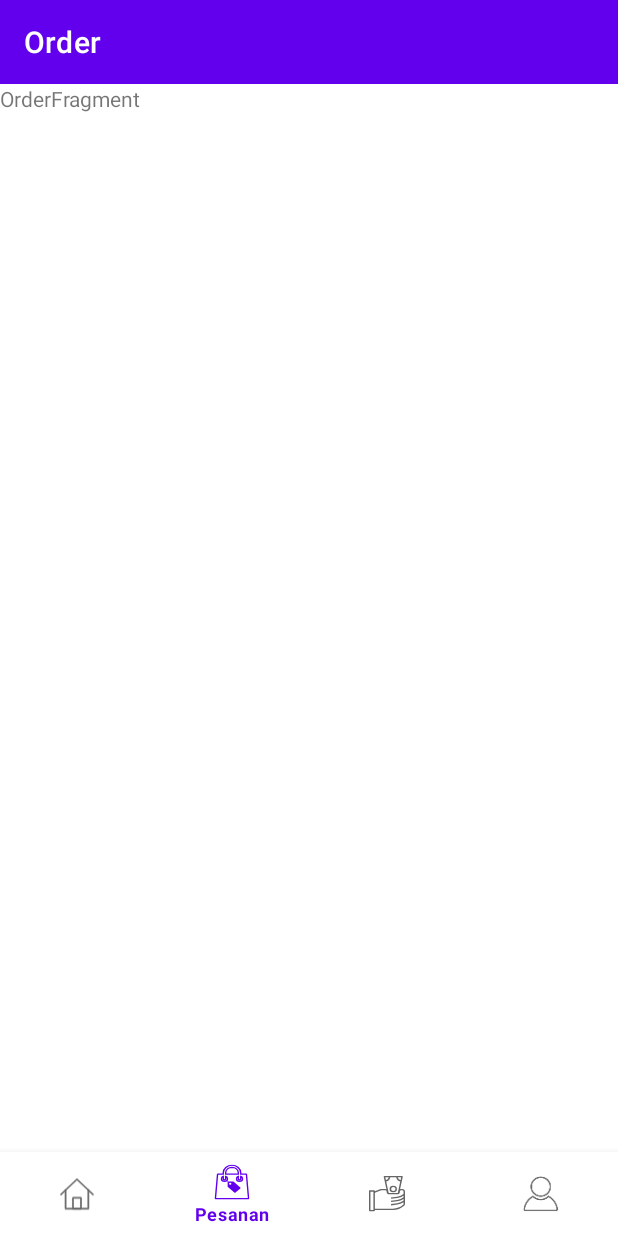
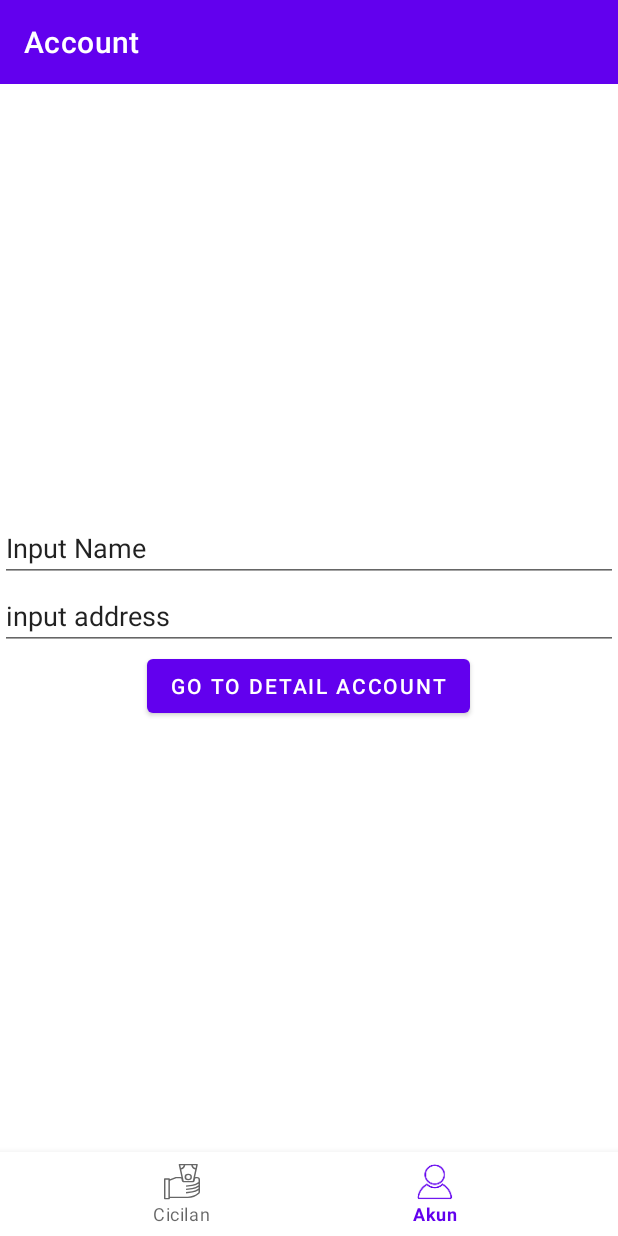
Before and after one commit to gideonseven/navigation, an Android app: the screen it shows after launch (MainActivity), item 2 of the bottom bar chosen, on a phone screen of 412 x 824 dp. Run offline under Robolectric (Android 15) with nearby library versions, the phone set to English and light mode, and no system bars; our stand-ins replace navigation-ui.

Commit message:
update navigation

```diff
--- a/app/src/main/AndroidManifest.xml
+++ b/app/src/main/AndroidManifest.xml
@@ -10,6 +10,8 @@
         android:supportsRtl="true"
         android:theme="@style/AppTheme">
         <activity android:name="com.don.navigation.MainActivity">
+            <nav-graph android:value="@navigation/home"/>
+
             <intent-filter>
                 <action android:name="android.intent.action.MAIN" />
 
--- a/app/src/main/java/com/don/navigation/MainActivity.kt
+++ b/app/src/main/java/com/don/navigation/MainActivity.kt
@@ -6,47 +6,52 @@ import android.os.Bundle
 import android.util.Log
 import android.widget.Toast
 import androidx.appcompat.app.AppCompatActivity
-import androidx.appcompat.widget.Toolbar
-import androidx.lifecycle.LiveData
-import androidx.lifecycle.Observer
 import androidx.navigation.NavController
 import androidx.navigation.fragment.NavHostFragment
-import androidx.navigation.fragment.findNavController
 import androidx.navigation.ui.AppBarConfiguration
 import androidx.navigation.ui.setupActionBarWithNavController
 import androidx.navigation.ui.setupWithNavController
-import com.google.android.material.bottomnavigation.BottomNavigationView
 import kotlinx.android.synthetic.main.activity_main.*
 
 class MainActivity : AppCompatActivity() {
 
+    //declare variable for appBarConfiguration
     private lateinit var appBarConfiguration: AppBarConfiguration
 
     override fun onCreate(savedInstanceState: Bundle?) {
         super.onCreate(savedInstanceState)
         setContentView(R.layout.activity_main)
 
+        //setup support action bar because we use theme without action bar
         setSupportActionBar(toolbar)
 
+        // declare host variable for FragmentContainer
         val host: NavHostFragment = supportFragmentManager
             .findFragmentById(R.id.my_nav_host_fragment) as NavHostFragment? ?: return
 
 
+        // create variable for navController
         val navController = host.navController
 
+        // declare set of object id for app bar configuration
+        // if we not set this, app will launch but without specific title bar which we already
+        // describe on ``navigation`` folder `attribute LABEL`
         appBarConfiguration = AppBarConfiguration(
-            setOf(R.id.homeScreen, R.id.orderScreen, R.id.loanScreen, R.id.accountScreen)
+            setOf(R.id.loanScreen, R.id.accountScreen)
         )
 
+        //setting up action bar with nav controller and app bar configuration
         setupActionBar(navController, appBarConfiguration)
 
+        //set BottomNavigationBar with nav controller
         setupBottomNavigationBar(navController)
 
+        // set destination changes on click listener based on id to string
         navController.addOnDestinationChangedListener { _, destination, _ ->
             val dest: String = try {
                 resources.getResourceName(destination.id)
             } catch (e: Resources.NotFoundException) {
-                Integer.toString(destination.id)
+                destination.id.toString()
             }
 
             Toast.makeText(
--- a/app/src/main/java/com/don/navigation/account/AccountFragment.kt
+++ b/app/src/main/java/com/don/navigation/account/AccountFragment.kt
@@ -21,14 +21,14 @@ class AccountFragment : Fragment() {
     ): View? {
         // Inflate the layout for this fragment
         return inflater.inflate(R.layout.fragment_account, container, false)
-
     }
 
     override fun onViewCreated(view: View, savedInstanceState: Bundle?) {
         super.onViewCreated(view, savedInstanceState)
 
         btnDetailAccount.setOnClickListener {
-
+            val user = User(etName.text.toString(), etAddress.text.toString())
+            findNavController().navigate(AccountFragmentDirections.actionAccountScreenToDetailFragment(user))
         }
     }
 
--- a/app/src/main/java/com/don/navigation/home/HomeFragment.kt
+++ /dev/null
@@ -1,24 +0,0 @@
-package com.don.navigation.home
-
-import android.os.Bundle
-import androidx.fragment.app.Fragment
-import android.view.LayoutInflater
-import android.view.View
-import android.view.ViewGroup
-
-import com.don.navigation.R
-
-/**
- * A simple [Fragment] subclass.
- */
-class HomeFragment : Fragment() {
-
-    override fun onCreateView(
-        inflater: LayoutInflater, container: ViewGroup?,
-        savedInstanceState: Bundle?
-    ): View? {
-        // Inflate the layout for this fragment
-        return inflater.inflate(R.layout.fragment_home, container, false)
-    }
-
-}
--- a/app/src/main/java/com/don/navigation/order/OrderFragment.kt
+++ /dev/null
@@ -1,24 +0,0 @@
-package com.don.navigation.order
-
-import android.os.Bundle
-import androidx.fragment.app.Fragment
-import android.view.LayoutInflater
-import android.view.View
-import android.view.ViewGroup
-
-import com.don.navigation.R
-
-/**
- * A simple [Fragment] subclass.
- */
-class OrderFragment : Fragment() {
-
-    override fun onCreateView(
-        inflater: LayoutInflater, container: ViewGroup?,
-        savedInstanceState: Bundle?
-    ): View? {
-        // Inflate the layout for this fragment
-        return inflater.inflate(R.layout.fragment_order, container, false)
-    }
-
-}
--- a/app/src/main/res/drawable/ic_home.xml
+++ /dev/null
@@ -1,24 +0,0 @@
-<vector xmlns:android="http://schemas.android.com/apk/res/android"
-    android:width="26dp"
-    android:height="24dp"
-    android:viewportWidth="26"
-    android:viewportHeight="24">
-    <path
-        android:pathData="M15.873,22.993L10.08,22.993a0.363,0.363 0,0 1,-0.363 -0.363v-7.865c0,-0.2 0.163,-0.363 0.363,-0.363h5.793c0.2,0 0.363,0.162 0.363,0.363v7.865c0,0.2 -0.163,0.363 -0.363,0.363zM10.443,22.267h5.067v-7.138h-5.067v7.138z"
-        android:strokeWidth=".5"
-        android:fillColor="#999"
-        android:fillType="nonZero"
-        android:strokeColor="#999"/>
-    <path
-        android:pathData="M21.188,22.993H4.764a0.363,0.363 0,0 1,-0.363 -0.363V9.132a0.363,0.363 0,1 1,0.726 0v13.135h15.698V9.132a0.363,0.363 0,1 1,0.726 0V22.63a0.363,0.363 0,0 1,-0.363 0.363z"
-        android:strokeWidth=".5"
-        android:fillColor="#999"
-        android:fillType="nonZero"
-        android:strokeColor="#999"/>
-    <path
-        android:pathData="M24.59,12.743a0.364,0.364 0,0 1,-0.25 -0.099L12.977,1.909 1.612,12.641a0.363,0.363 0,0 1,-0.498 -0.528L12.726,1.146a0.364,0.364 0,0 1,0.499 0L24.84,12.113a0.364,0.364 0,0 1,-0.25 0.63z"
-        android:strokeWidth=".5"
-        android:fillColor="#999"
-        android:fillType="nonZero"
-        android:strokeColor="#999"/>
-</vector>
--- a/app/src/main/res/drawable/ic_my_order.xml
+++ /dev/null
@@ -1,7 +0,0 @@
-<vector android:height="24dp" android:viewportHeight="30"
-    android:viewportWidth="26" android:width="24dp" xmlns:android="http://schemas.android.com/apk/res/android">
-    <path android:fillColor="#00000000" android:fillType="evenOdd"
-        android:pathData="M23.44,8.634a0.219,0.219 0,0 0,-0.218 -0.202h-3.914L19.308,7.346a6.308,6.308 0,0 0,-12.616 0v1.086L2.778,8.432a0.219,0.219 0,0 0,-0.217 0.202L1.039,28.646a0.217,0.217 0,0 0,0.216 0.234h23.49a0.217,0.217 0,0 0,0.216 -0.234L23.44,8.634zM13,2.778a4.573,4.573 0,0 1,4.568 4.568v1.086L8.432,8.432L8.432,7.346A4.573,4.573 0,0 1,13 2.778zM7.563,14.523a2.178,2.178 0,0 1,-2.175 -2.175c0,-0.869 0.435,-1.65 1.304,-1.994v1.994a0.87,0.87 0,0 0,1.74 0v-1.993c0.87,0.344 1.306,1.131 1.306,1.993a2.178,2.178 0,0 1,-2.175 2.175zM18.437,14.523a2.178,2.178 0,0 1,-2.171 -2.175c0,-0.869 0.435,-1.65 1.305,-1.994v1.994a0.87,0.87 0,0 0,1.74 0v-1.993c0.87,0.344 1.305,1.131 1.305,1.993a2.178,2.178 0,0 1,-2.179 2.175z"
-        android:strokeColor="#999" android:strokeWidth="1"/>
-    <path android:fillColor="#999" android:fillType="nonZero" android:pathData="M9.222,13.892a0.17,0.17 0,0 0,0 0.24l0.628,0.63v4.115l4.833,4.963a0.598,0.598 0,0 0,0.848 0L19,20.372a0.6,0.6 0,0 0,0 -0.846l-4.962,-5.007h-3.95l-0.628,-0.628a0.17,0.17 0,0 0,-0.24 0l0.002,0.001zM11.716,17.234a0.848,0.848 0,1 1,-0.002 -1.697,0.848 0.848,0 0,1 0.002,1.697z"/>
-</vector>
--- a/app/src/main/res/layout/fragment_account.xml
+++ b/app/src/main/res/layout/fragment_account.xml
@@ -11,7 +11,13 @@
         android:id="@+id/etName"
         android:layout_width="match_parent"
         android:layout_height="wrap_content"
-        android:text="input name" />
+        android:text="Input Name" />
+
+    <androidx.appcompat.widget.AppCompatEditText
+        android:id="@+id/etAddress"
+        android:layout_width="match_parent"
+        android:layout_height="wrap_content"
+        android:text="input address" />
 
     <Button
         android:id="@+id/btnDetailAccount"
--- a/app/src/main/res/menu/menu_bottom_nav.xml
+++ b/app/src/main/res/menu/menu_bottom_nav.xml
@@ -1,15 +1,5 @@
 <menu xmlns:android="http://schemas.android.com/apk/res/android">
 
-    <item
-        android:id="@+id/homeScreen"
-        android:contentDescription="@string/cd_home"
-        android:icon="@drawable/ic_home"
-        android:title="@string/menu_home" />
-    <item
-        android:id="@+id/orderScreen"
-        android:contentDescription="@string/cd_order"
-        android:icon="@drawable/ic_my_order"
-        android:title="@string/menu_my_order" />
     <item
         android:id="@+id/loanScreen"
         android:contentDescription="@string/cd_installment"
--- a/app/src/main/res/navigation/home.xml
+++ b/app/src/main/res/navigation/home.xml
@@ -3,13 +3,8 @@
     xmlns:app="http://schemas.android.com/apk/res-auto"
     xmlns:tools="http://schemas.android.com/tools"
     android:id="@+id/home"
-    app:startDestination="@+id/homeScreen">
+    app:startDestination="@+id/loanScreen">
 
-    <fragment
-        android:id="@+id/homeScreen"
-        android:name="com.don.navigation.home.HomeFragment"
-        android:label="Home"
-        tools:layout="@layout/fragment_home" />
 
     <fragment
         android:id="@+id/loanScreen"
@@ -21,11 +16,20 @@
         android:id="@+id/accountScreen"
         android:name="com.don.navigation.account.AccountFragment"
         android:label="Account"
-        tools:layout="@layout/fragment_account" />
+        tools:layout="@layout/fragment_account">
+        <action
+            android:id="@+id/action_accountScreen_to_detailFragment"
+            app:destination="@id/detailFragment" />
+    </fragment>
 
     <fragment
-        android:id="@+id/orderScreen"
-        android:name="com.don.navigation.order.OrderFragment"
-        android:label="Order"
-        tools:layout="@layout/fragment_order" />
+        android:id="@+id/detailFragment"
+        android:name="com.don.navigation.account.DetailFragment"
+        android:label="Detail Account"
+        tools:layout="@layout/fragment_detail">
+        <argument
+            android:name="myCustomArgs"
+            app:argType="com.don.navigation.account.User"
+            app:nullable="true" />
+    </fragment>
 </navigation>
```
Also changed, not shown: app/src/main/java/com/don/navigation/account/DetailFragment.kt (+10 -2 lines), app/src/main/java/com/don/navigation/account/User.kt (added, +10 -0 lines), app/src/main/java/com/don/navigation/loan/LoanFragment.kt (+19 -10 lines), app/src/main/res/layout/fragment_loan.xml (+13 -1 lines).
